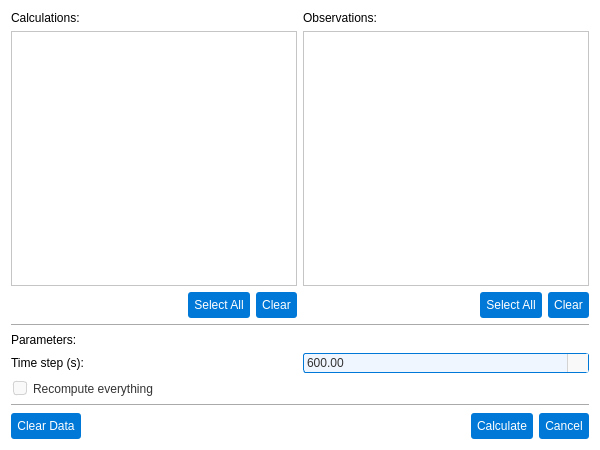
Old version of the form pastrocore/gui_pyside/dialog_calculations.ui in the repository Torward1024/pAstroCORE.
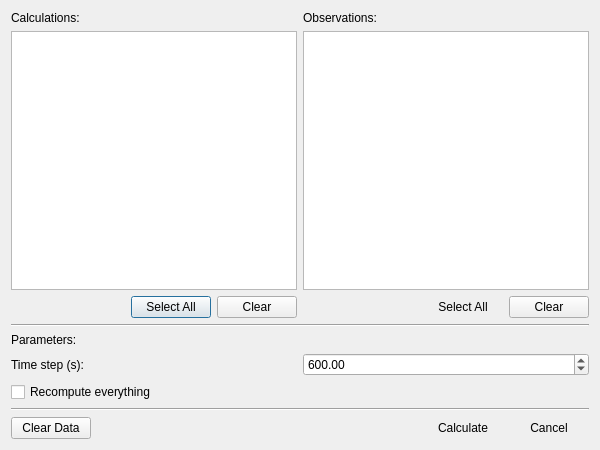
New version of the form. Icons and pictures are not drawn.

Diff of the .ui file:
```diff
--- a/pastrocore/gui_pyside/dialog_calculations.ui
+++ b/pastrocore/gui_pyside/dialog_calculations.ui
@@ -38,9 +38,6 @@
    <iconset resource="../gui/icons/icons.qrc">
     <normaloff>:/icons/calculate.svg</normaloff>:/icons/calculate.svg</iconset>
   </property>
-  <property name="styleSheet">
-   <string notr="true">background-color: #ffffff; font-family: Arial;</string>
-  </property>
   <property name="modal">
    <bool>true</bool>
   </property>
@@ -71,23 +68,6 @@
        </item>
        <item>
         <widget class="QPushButton" name="selectAllCalcButton">
-         <property name="styleSheet">
-          <string notr="true">QPushButton {
-    background-color: #0078d7;
-    color: #ffffff;
-    padding: 6px;
-    border-radius: 3px;
-    border: none;
-}
-QPushButton:hover {
-    background-color: #1a8cff;
-}
-QPushButton:pressed {
-    background-color: #005bb5;
-    padding-top: 7px;
-    padding-bottom: 5px;
-}</string>
-         </property>
          <property name="text">
           <string>Select All</string>
          </property>
@@ -95,23 +75,6 @@
        </item>
        <item>
         <widget class="QPushButton" name="clearAllCalcButton">
-         <property name="styleSheet">
-          <string notr="true">QPushButton {
-    background-color: #0078d7;
-    color: #ffffff;
-    padding: 6px;
-    border-radius: 3px;
-    border: none;
-}
-QPushButton:hover {
-    background-color: #1a8cff;
-}
-QPushButton:pressed {
-    background-color: #005bb5;
-    padding-top: 7px;
-    padding-bottom: 5px;
-}</string>
-         </property>
          <property name="text">
           <string>Clear</string>
          </property>
@@ -160,23 +123,6 @@
        </item>
        <item>
         <widget class="QPushButton" name="selectAllObsButton">
-         <property name="styleSheet">
-          <string notr="true">QPushButton {
-    background-color: #0078d7;
-    color: #ffffff;
-    padding: 6px;
-    border-radius: 3px;
-    border: none;
-}
-QPushButton:hover {
-    background-color: #1a8cff;
-}
-QPushButton:pressed {
-    background-color: #005bb5;
-    padding-top: 7px;
-    padding-bottom: 5px;
-}</string>
-         </property>
          <property name="text">
           <string>Select All</string>
          </property>
@@ -187,23 +133,6 @@
        </item>
        <item>
         <widget class="QPushButton" name="clearAllObsButton">
-         <property name="styleSheet">
-          <string notr="true">QPushButton {
-    background-color: #0078d7;
-    color: #ffffff;
-    padding: 6px;
-    border-radius: 3px;
-    border: none;
-}
-QPushButton:hover {
-    background-color: #1a8cff;
-}
-QPushButton:pressed {
-    background-color: #005bb5;
-    padding-top: 7px;
-    padding-bottom: 5px;
-}</string>
-         </property>
          <property name="text">
           <string>Clear</string>
          </property>
@@ -230,23 +159,6 @@
     <layout class="QHBoxLayout" name="buttonLayout">
      <item>
       <widget class="QPushButton" name="clrButton">
-       <property name="styleSheet">
-        <string notr="true">QPushButton {
-    background-color: #0078d7;
-    color: #ffffff;
-    padding: 6px;
-    border-radius: 3px;
-    border: none;
-}
-QPushButton:hover {
-    background-color: #1a8cff;
-}
-QPushButton:pressed {
-    background-color: #005bb5;
-    padding-top: 7px;
-    padding-bottom: 5px;
-}</string>
-       </property>
        <property name="text">
         <string>Clear Data</string>
        </property>
@@ -267,23 +179,6 @@
      </item>
      <item>
       <widget class="QPushButton" name="calcButton">
-       <property name="styleSheet">
-        <string notr="true">QPushButton {
-    background-color: #0078d7;
-    color: #ffffff;
-    padding: 6px;
-    border-radius: 3px;
-    border: none;
-}
-QPushButton:hover {
-    background-color: #1a8cff;
-}
-QPushButton:pressed {
-    background-color: #005bb5;
-    padding-top: 7px;
-    padding-bottom: 5px;
-}</string>
-       </property>
        <property name="text">
         <string>Calculate</string>
        </property>
@@ -297,23 +192,6 @@
      </item>
      <item>
       <widget class="QPushButton" name="cancelButton">
-       <property name="styleSheet">
-        <string notr="true">QPushButton {
-    background-color: #0078d7;
-    color: #ffffff;
-    padding: 6px;
-    border-radius: 3px;
-    border: none;
-}
-QPushButton:hover {
-    background-color: #1a8cff;
-}
-QPushButton:pressed {
-    background-color: #005bb5;
-    padding-top: 7px;
-    padding-bottom: 5px;
-}</string>
-       </property>
        <property name="text">
         <string>Cancel</string>
        </property>
@@ -338,78 +216,6 @@
      </item>
      <item row="0" column="1">
       <widget class="QDoubleSpinBox" name="timeStepSpin">
-       <property name="styleSheet">
-        <string notr="true">/* Base style for QDoubleSpinBox */
-QDoubleSpinBox {
-    font-family: Arial;
-    font-size: 9pt;
-    color: #333333;
-    padding: 1px;
-    padding-right: 20px;
-    border-radius: 3px;
-    background-color: #f9f9f9; /* Matches readOnly QLineEdit background */
-    border: 1px solid #d3d3d3; /* Matches readOnly QLineEdit border */
-}
-
-/* Editable state */
-QDoubleSpinBox:editable {
-    background-color: #f0f6ff; /* Matches editable QComboBox background */
-    border: 1px solid #0078d7; /* Matches editable QComboBox border */
-}
-
-/* Editable hover state */
-QDoubleSpinBox:editable:hover {
-    border: 1px solid #1a8cff; /* Matches editable QComboBox:hover border */
-}
-
-/* Editable focus state */
-QDoubleSpinBox:editable:focus {
-    border: 1px solid #005bb5; /* Matches editable QComboBox:focus border */
-    background-color: #ffffff; /* Matches editable QComboBox:focus background */
-}
-
-/* Non-editable state */
-QDoubleSpinBox:!editable {
-    background-color: #f0f6ff; /* Matches non-editable QComboBox background */
-    border: 1px solid #0078d7; /* Matches non-editable QComboBox border */
-}
-
-/* Non-editable hover state */
-QDoubleSpinBox:!editable:hover {
-    border: 1px solid #1a8cff; /* Matches non-editable QComboBox:hover border */
-}
-
-/* Non-editable focus state */
-QDoubleSpinBox:!editable:focus {
-    border: 1px solid #005bb5; /* Matches non-editable QComboBox:focus border */
-    background-color: #ffffff; /* Matches non-editable QComboBox:focus background */
-}
-
-/* Styling for up/down buttons */
-QDoubleSpinBox::up-button, QDoubleSpinBox::down-button {
-    subcontrol-origin: padding;
-    width: 20px;
-    border-left: 1px solid #d3d3d3; /* Visual separation like QComboBox drop-down */
-    background-color: #f9f9f9; /* Matches QComboBox drop-down background */
-}
-/* Hover state for up/down buttons */
-QDoubleSpinBox::up-button:hover, QDoubleSpinBox::down-button:hover {
-    background-color: #0078d7; /* Matches QComboBox drop-down:hover */
-}
-
-/* Up arrow styling */
-QDoubleSpinBox::up-arrow {
-    width: 12px;
-    height: 12px;
-    image: url(:/icons/up_arrow_icon.svg); /* Ensure this icon exists */
-}
-/* Down arrow styling */
-QDoubleSpinBox::down-arrow {
-    width: 12px;
-    height: 12px;
-    image: url(:/icons/down_arrow_icon.svg); /* Matches QComboBox down-arrow */
-}</string>
-       </property>
        <property name="minimum">
         <double>1.000000000000000</double>
        </property>
@@ -423,85 +229,6 @@
      </item>
      <item row="1" column="0" colspan="2">
       <widget class="QCheckBox" name="recalculateCheck">
-       <property name="styleSheet">
-        <string notr="true">/* Основной стиль QCheckBox */
-QCheckBox {
-    font-family: Arial;
-    font-size: 9pt;
-    color: #333333;
-    spacing: 6px;
-    padding: 2px;
-    outline: none;
-}
-
-QCheckBox::item {
-    padding: 2px;
-}
-
-/* Индикатор чекбокса */
-QCheckBox::indicator {
-    width: 12px;
-    height: 12px;
-    border-radius: 3px;
-    border: 1px solid #d3d3d3;
-    background-color: #f9f9f9;
-}
-
-/* Unchecked состояние */
-QCheckBox::indicator:unchecked {
-    border: 1px solid #d3d3d3;
-    background-color: #f9f9f9;
-    image: none;
-}
-
-QCheckBox::indicator:unchecked:hover {
-    border: 1px solid #1a8cff;
-    background-color: #f0f6ff;
-    image: none;
-}
-
-QCheckBox::indicator:unchecked:focus {
-    border: 1px solid #005bb5;
-    background-color: #f0f6ff;
-    image: none;
-}
-
-/* Checked состояние - БЕЛЫЙ ФОН, стандартная граница */
-QCheckBox::indicator:checked {
-    border: 1px solid #0078d7;
-    background-color: #ffffff; /* Белый фон */
-    image: url(:/icons/check_icon.svg);
-}
-
-QCheckBox::indicator:checked:hover {
-    border: 1px solid #1a8cff; /* Стандартная толщина */
-    background-color: #ffffff; /* Белый фон */
-    image: url(:/icons/check_icon_hover.svg);
-}
-
-QCheckBox::indicator:checked:focus {
-    border: 1px solid #005bb5; /* Стандартная толщина */
-    background-color: #ffffff; /* Белый фон */
-    image: url(:/icons/check_icon.svg);
-}
-
-/* Disabled состояния */
-QCheckBox::indicator:unchecked:disabled {
-    border: 1px solid #e0e0e0;
-    background-color: #f5f5f5;
-    image: none;
-}
-
-QCheckBox::indicator:checked:disabled {
-    border: 1px solid #cccccc;
-    background-color: #f0f0f0; /* Светло-серый фон */
-    image: url(:/icons/check_icon_disabled.svg);
-}
-
-QCheckBox:disabled {
-    color: #999999;
-}</string>
-       </property>
        <property name="toolTip">
         <string>A run already recomputes whatever has gone stale. Tick this only to recompute results that are current -- after a change to a calculation itself, which freshness cannot see.</string>
        </property>
```
Left out of the diff: 6 changed lines with no effect on the pictures.
